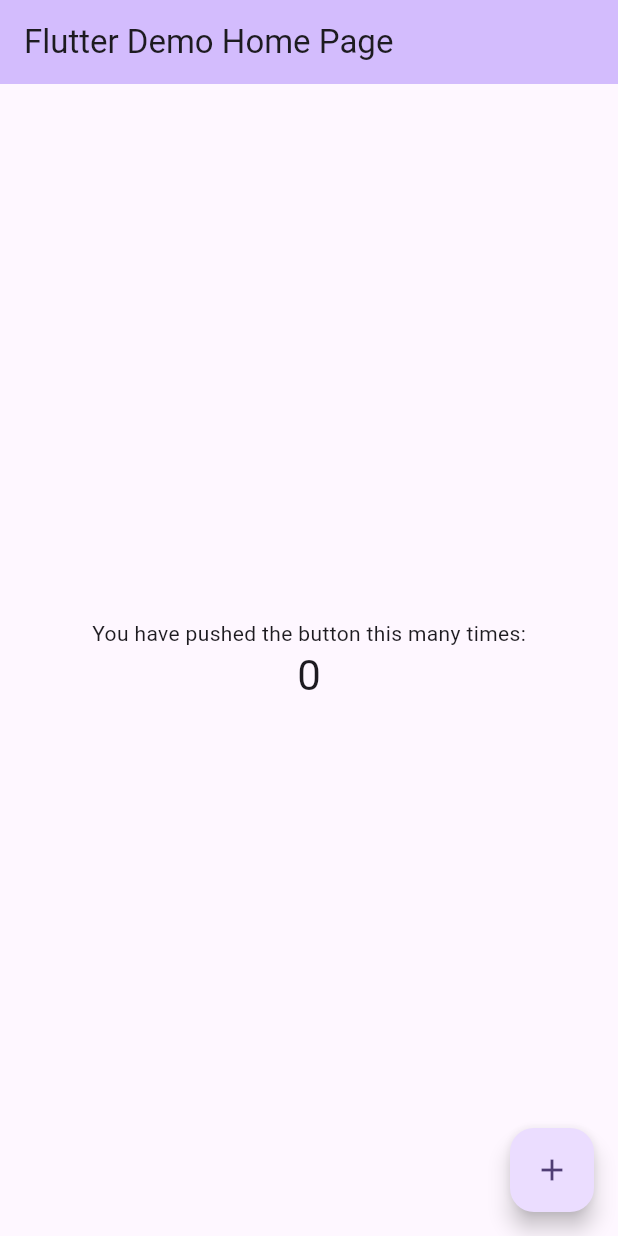
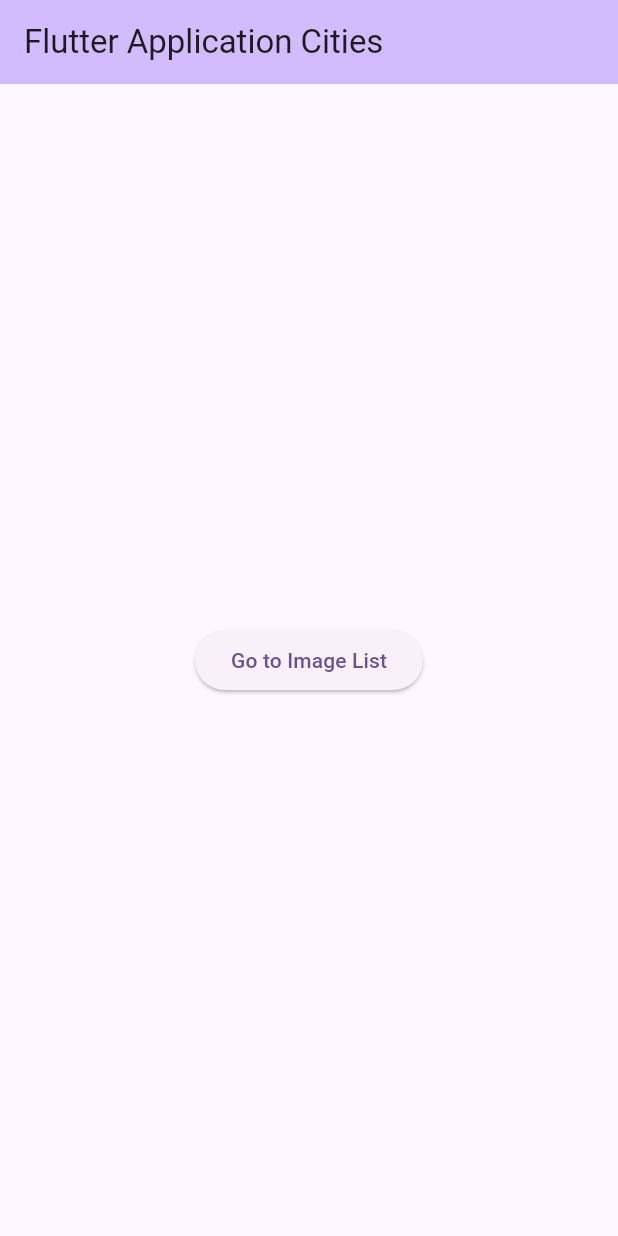
Before and after one commit to ibrahimaberete/projet-web-avril, a Flutter app: the screen it shows after launch, on a phone screen of 412 x 824 dp. Run offline on Flutter 3.47's test engine with Material 3 defaults, Android fonts, the phone set to English and light mode, and no system bars; our stand-ins replace cloud_firestore, firebase_core; accounts and stored records are empty.

Commit message:
factorisation de l'app

```diff
--- a/flutter_firebase_app/lib/main.dart
+++ b/flutter_firebase_app/lib/main.dart
@@ -1,5 +1,6 @@
 import 'package:firebase_core/firebase_core.dart';
 import 'package:flutter/material.dart';
+import 'package:flutter_firebase_app/ImageListPage.dart';
 
 import 'firebase_options.dart';
 
@@ -8,37 +9,22 @@ void main() async {
   await Firebase.initializeApp(
     options: DefaultFirebaseOptions.currentPlatform,
   );
-  runApp(MyApp());
+  runApp(const MyApp());
 }
 
 class MyApp extends StatelessWidget {
   const MyApp({super.key});
 
-  // This widget is the root of your application.
   @override
   Widget build(BuildContext context) {
     return MaterialApp(
-      title: 'Flutter Demo',
+      title: 'Flutter Application Cities',
+       debugShowCheckedModeBanner: false,
       theme: ThemeData(
-        // This is the theme of your application.
-        //
-        // TRY THIS: Try running your application with "flutter run". You'll see
-        // the application has a purple toolbar. Then, without quitting the app,
-        // try changing the seedColor in the colorScheme below to Colors.green
-        // and then invoke "hot reload" (save your changes or press the "hot
-        // reload" button in a Flutter-supported IDE, or press "r" if you used
-        // the command line to start the app).
-        //
-        // Notice that the counter didn't reset back to zero; the application
-        // state is not lost during the reload. To reset the state, use hot
-        // restart instead.
-        //
-        // This works for code too, not just values: Most code changes can be
-        // tested with just a hot reload.
         colorScheme: ColorScheme.fromSeed(seedColor: Colors.deepPurple),
         useMaterial3: true,
       ),
-      home: const MyHomePage(title: 'Flutter Demo Home Page'),
+      home: const MyHomePage(title: 'Flutter Application Cities'),
     );
   }
 }
@@ -46,14 +32,6 @@ class MyApp extends StatelessWidget {
 class MyHomePage extends StatefulWidget {
   const MyHomePage({super.key, required this.title});
 
-  // This widget is the home page of your application. It is stateful, meaning
-  // that it has a State object (defined below) that contains fields that affect
-  // how it looks.
-
-  // This class is the configuration for the state. It holds the values (in this
-  // case the title) provided by the parent (in this case the App widget) and
-  // used by the build method of the State. Fields in a Widget subclass are
-  // always marked "final".
 
   final String title;
 
@@ -62,71 +40,30 @@ class MyHomePage extends StatefulWidget {
 }
 
 class _MyHomePageState extends State<MyHomePage> {
-  int _counter = 0;
-
-  void _incrementCounter() {
-    setState(() {
-      // This call to setState tells the Flutter framework that something has
-      // changed in this State, which causes it to rerun the build method below
-      // so that the display can reflect the updated values. If we changed
-      // _counter without calling setState(), then the build method would not be
-      // called again, and so nothing would appear to happen.
-      _counter++;
-    });
-  }
 
   @override
   Widget build(BuildContext context) {
-    // This method is rerun every time setState is called, for instance as done
-    // by the _incrementCounter method above.
-    //
-    // The Flutter framework has been optimized to make rerunning build methods
-    // fast, so that you can just rebuild anything that needs updating rather
-    // than having to individually change instances of widgets.
     return Scaffold(
       appBar: AppBar(
-        // TRY THIS: Try changing the color here to a specific color (to
-        // Colors.amber, perhaps?) and trigger a hot reload to see the AppBar
-        // change color while the other colors stay the same.
         backgroundColor: Theme.of(context).colorScheme.inversePrimary,
-        // Here we take the value from the MyHomePage object that was created by
-        // the App.build method, and use it to set our appbar title.
         title: Text(widget.title),
       ),
       body: Center(
-        // Center is a layout widget. It takes a single child and positions it
-        // in the middle of the parent.
         child: Column(
-          // Column is also a layout widget. It takes a list of children and
-          // arranges them vertically. By default, it sizes itself to fit its
-          // children horizontally, and tries to be as tall as its parent.
-          //
-          // Column has various properties to control how it sizes itself and
-          // how it positions its children. Here we use mainAxisAlignment to
-          // center the children vertically; the main axis here is the vertical
-          // axis because Columns are vertical (the cross axis would be
-          // horizontal).
-          //
-          // TRY THIS: Invoke "debug painting" (choose the "Toggle Debug Paint"
-          // action in the IDE, or press "p" in the console), to see the
-          // wireframe for each widget.
           mainAxisAlignment: MainAxisAlignment.center,
-          children: <Widget>[
-            const Text(
-              'You have pushed the button this many times:',
-            ),
-            Text(
-              '$_counter',
-              style: Theme.of(context).textTheme.headlineMedium,
+            children: <Widget>[
+            ElevatedButton(
+              child: const Text('Go to Image List'),
+              onPressed: () {
+                Navigator.push(
+                  context,
+                  MaterialPageRoute(builder: (context) => ImageListPage()),
+                );
+              },
             ),
           ],
         ),
       ),
-      floatingActionButton: FloatingActionButton(
-        onPressed: _incrementCounter,
-        tooltip: 'Increment',
-        child: const Icon(Icons.add),
-      ), // This trailing comma makes auto-formatting nicer for build methods.
     );
   }
 }
--- a/flutter_firebase_app/pubspec.yaml
+++ b/flutter_firebase_app/pubspec.yaml
@@ -31,6 +31,7 @@ dependencies:
   flutter:
     sdk: flutter
   firebase_core: "^2.23.0"
+  cloud_firestore: ^4.16.0
 
 
   # The following adds the Cupertino Icons font to your application.
```
Also changed, not shown: 3 other files.
